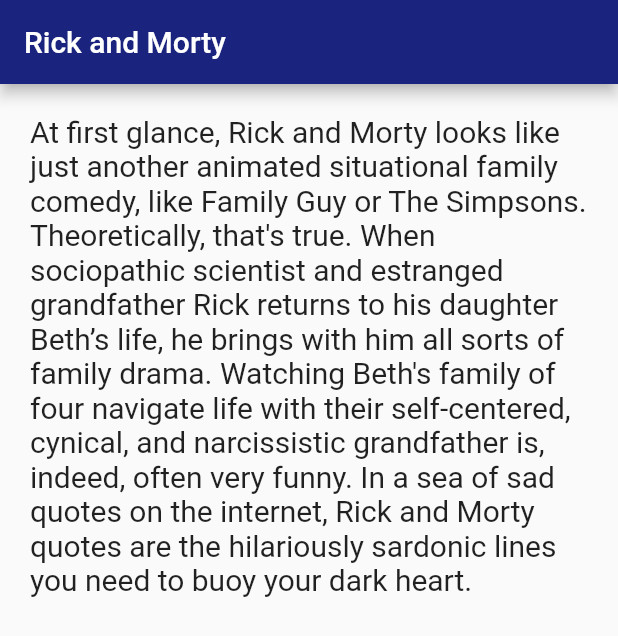
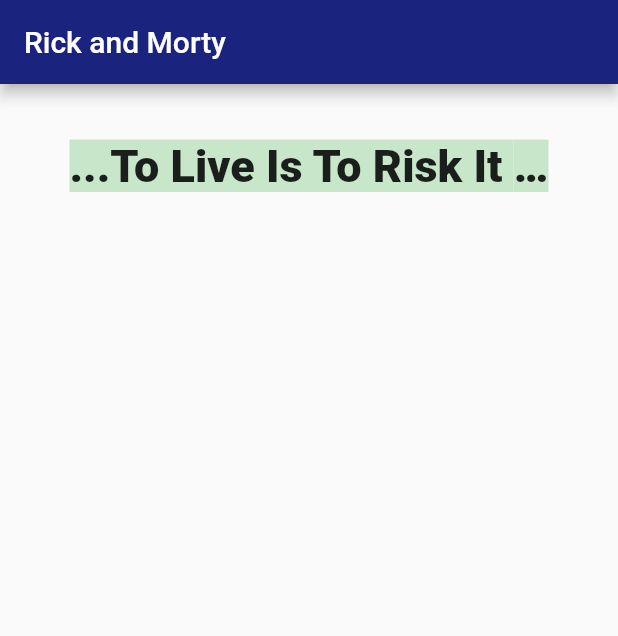
Before and after one commit to DanielArturoAlejoAlvarez/TouchMe-MobileApp-Dart-And-Flutter, a Flutter app: the screen it shows after launch, on a phone screen of 412 x 824 dp. Shown: the top 636 px of the screen. Run offline on Flutter 3.47's test engine with Material 2 defaults, Android fonts, the phone set to English and light mode, and no system bars; network calls fail.

Commit message:
Updating code

```diff
--- a/lib/main.dart
+++ b/lib/main.dart
@@ -50,12 +50,18 @@
             child: Align(
               alignment: Alignment.topCenter,
               child: Padding(
-                padding: const EdgeInsets.all(8.0),
+                padding: const EdgeInsets.all(25.0),
                 child: Text(
-                  "At first glance, Rick and Morty looks like just another animated situational family comedy, like Family Guy or The Simpsons. Theoretically, that's true. When sociopathic scientist and estranged grandfather Rick returns to his daughter Beth’s life, he brings with him all sorts of family drama. Watching Beth's family of four navigate life with their self-centered, cynical, and narcissistic grandfather is, indeed, often very funny. In a sea of sad quotes on the internet, Rick and Morty quotes are the hilariously sardonic lines you need to buoy your dark heart.",
+                  "...To Live Is To Risk It All...",
+                  textAlign: TextAlign.center,
+                  overflow: TextOverflow.ellipsis,
+                  maxLines: 1,
+                  softWrap: false,
                   style: TextStyle(
-                    fontSize: 20.0,
-                  ),
+                      backgroundColor: Colors.green[100],
+                      fontSize: 30.0,
+                      fontWeight: FontWeight.w900,
+                      color: Colors.black87),
                 ),
               ),
             ),
@@ -76,8 +82,9 @@
                               child: Text(
                                 "${usersData[index]["id"]}",
                                 style: TextStyle(
-                                    fontSize: 20.0,
-                                    fontWeight: FontWeight.w500),
+                                    fontSize: 14.0,
+                                    fontWeight: FontWeight.bold,
+                                    color: Colors.black87),
                               ),
                             ),
                             CircleAvatar(
@@ -93,7 +100,7 @@
                                   style: TextStyle(
                                       fontSize: 20.0,
                                       fontWeight: FontWeight.w900,
-                                      color: Colors.black45),
+                                      color: Colors.black87),
                                 ),
                               ),
                             )
```
